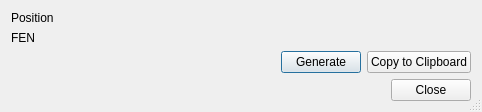
Above: src/presentation/controls/chess960generator.ui from karagog/GKChess before the change. Below: the same form after it.
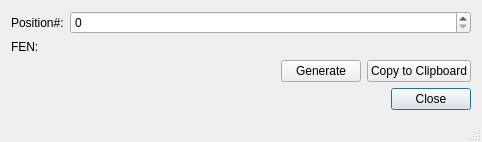
That is the form after the change.

Commit message: Added a spinbox for selecting positions in the chess960 generator

```diff
--- a/src/presentation/controls/chess960generator.ui
+++ b/src/presentation/controls/chess960generator.ui
@@ -7,7 +7,7 @@
     <x>0</x>
     <y>0</y>
     <width>482</width>
-    <height>112</height>
+    <height>142</height>
    </rect>
   </property>
   <property name="windowTitle">
@@ -16,22 +16,32 @@
   <property name="sizeGripEnabled">
    <bool>true</bool>
   </property>
-  <layout class="QVBoxLayout" name="verticalLayout">
-   <item>
-    <widget class="QLabel" name="lbl_positionNumber">
+  <layout class="QFormLayout" name="formLayout">
+   <item row="0" column="0">
+    <widget class="QLabel" name="label1">
      <property name="text">
-      <string>Position</string>
+      <string>Position#:</string>
      </property>
     </widget>
    </item>
-   <item>
-    <widget class="QLabel" name="lbl_fen">
+   <item row="1" column="0">
+    <widget class="QLabel" name="label">
      <property name="text">
-      <string>FEN</string>
+      <string>FEN:</string>
      </property>
     </widget>
    </item>
-   <item>
+   <item row="4" column="0" colspan="2">
+    <widget class="QDialogButtonBox" name="buttonBox">
+     <property name="orientation">
+      <enum>Qt::Horizontal</enum>
+     </property>
+     <property name="standardButtons">
+      <set>QDialogButtonBox::Close</set>
+     </property>
+    </widget>
+   </item>
+   <item row="3" column="0" colspan="2">
     <widget class="QWidget" name="widget" native="true">
      <layout class="QHBoxLayout" name="horizontalLayout">
       <property name="leftMargin">
@@ -76,13 +86,17 @@
      </layout>
     </widget>
    </item>
-   <item>
-    <widget class="QDialogButtonBox" name="buttonBox">
-     <property name="orientation">
-      <enum>Qt::Horizontal</enum>
+   <item row="1" column="1">
+    <widget class="QLabel" name="lbl_fen">
+     <property name="text">
+      <string/>
      </property>
-     <property name="standardButtons">
-      <set>QDialogButtonBox::Close</set>
+    </widget>
+   </item>
+   <item row="0" column="1">
+    <widget class="QSpinBox" name="spin_posNumber">
+     <property name="maximum">
+      <number>959</number>
      </property>
     </widget>
    </item>
```
Left out of the diff: 30 changed lines with no effect on the pictures. The commit also changes 2 other files.
